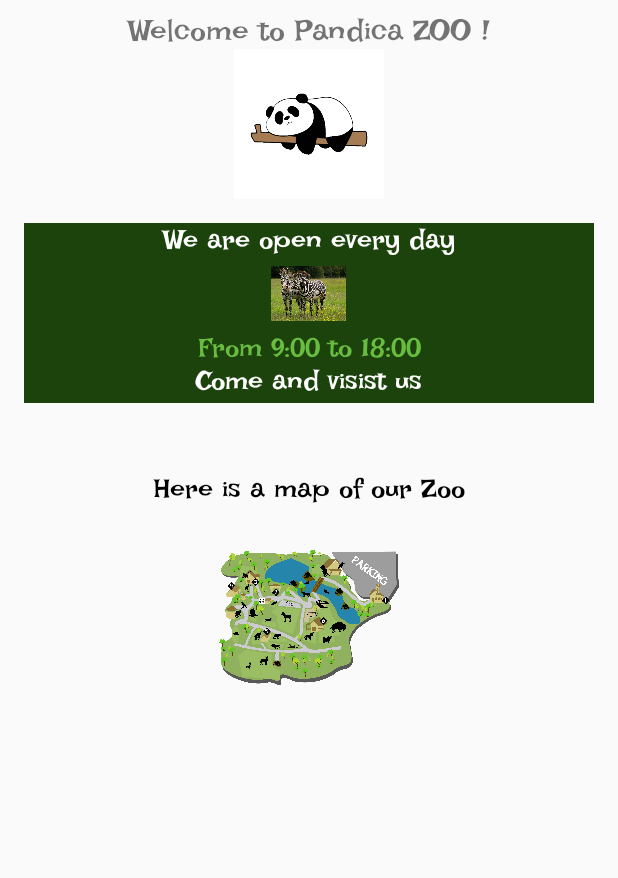
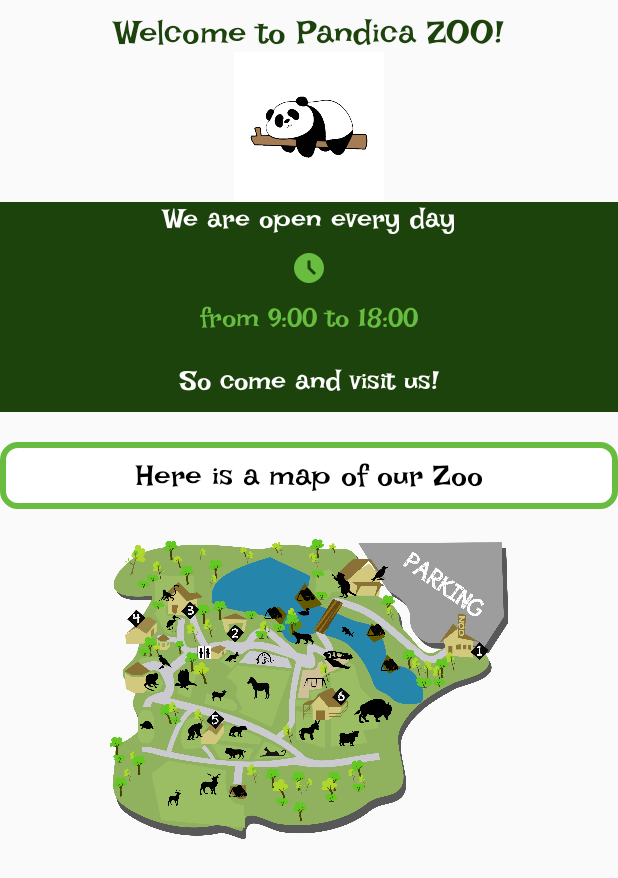
Before and after one commit to Teki99/pandica-zoo-adroid, an Android app: the layout fragment_home.xml on its own in the app's theme, with its tools: preview values and no code run, on a phone screen of 412 x 824 dp. Shown: the top 878 px of the screen. Run offline under Robolectric (Android 15) with nearby library versions, the phone set to English and light mode, and no system bars.

Commit message:
Cart desing finished, but not functionality. Changes to design in packages

```diff
--- /dev/null
+++ b/app/src/main/res/drawable/ic_cart.xml
@@ -0,0 +1,4 @@
+<vector android:height="48dp" android:viewportHeight="960"
+    android:viewportWidth="960" android:width="48dp" xmlns:android="http://schemas.android.com/apk/res/android">
+    <path android:fillColor="#FF000000" android:pathData="M280,880q-33,0 -56.5,-23.5T200,800q0,-33 23.5,-56.5T280,720q33,0 56.5,23.5T360,800q0,33 -23.5,56.5T280,880ZM680,880q-33,0 -56.5,-23.5T600,800q0,-33 23.5,-56.5T680,720q33,0 56.5,23.5T760,800q0,33 -23.5,56.5T680,880ZM208,160h590q23,0 35,20.5t1,41.5L692,478q-11,20 -29.5,31T622,520L324,520l-44,80h480v80L280,680q-45,0 -68,-39.5t-2,-78.5l54,-98 -144,-304L40,160v-80h130l38,80Z"/>
+</vector>
--- /dev/null
+++ b/app/src/main/res/drawable/ic_clock.xml
@@ -0,0 +1,4 @@
+<vector android:height="48dp" android:viewportHeight="960"
+    android:viewportWidth="960" android:width="48dp" xmlns:android="http://schemas.android.com/apk/res/android">
+    <path android:fillColor="#FF000000" android:pathData="m612,668 l56,-56 -148,-148v-184h-80v216l172,172ZM480,880q-83,0 -156,-31.5T197,763q-54,-54 -85.5,-127T80,480q0,-83 31.5,-156T197,197q54,-54 127,-85.5T480,80q83,0 156,31.5T763,197q54,54 85.5,127T880,480q0,83 -31.5,156T763,763q-54,54 -127,85.5T480,880Z"/>
+</vector>
--- /dev/null
+++ b/app/src/main/res/drawable/ic_notification.xml
@@ -0,0 +1,4 @@
+<vector android:height="48dp" android:viewportHeight="960"
+    android:viewportWidth="960" android:width="48dp" xmlns:android="http://schemas.android.com/apk/res/android">
+    <path android:fillColor="#FF000000" android:pathData="M160,760v-80h80v-280q0,-83 50,-147.5T420,168v-28q0,-25 17.5,-42.5T480,80q25,0 42.5,17.5T540,140v28q80,20 130,84.5T720,400v280h80v80L160,760ZM480,880q-33,0 -56.5,-23.5T400,800h160q0,33 -23.5,56.5T480,880Z"/>
+</vector>
--- /dev/null
+++ b/app/src/main/res/drawable/ic_profile.xml
@@ -0,0 +1,4 @@
+<vector android:height="48dp" android:viewportHeight="960"
+    android:viewportWidth="960" android:width="48dp" xmlns:android="http://schemas.android.com/apk/res/android">
+    <path android:fillColor="#FF000000" android:pathData="M234,684q51,-39 114,-61.5T480,600q69,0 132,22.5T726,684q35,-41 54.5,-93T800,480q0,-133 -93.5,-226.5T480,160q-133,0 -226.5,93.5T160,480q0,59 19.5,111t54.5,93ZM480,520q-59,0 -99.5,-40.5T340,380q0,-59 40.5,-99.5T480,240q59,0 99.5,40.5T620,380q0,59 -40.5,99.5T480,520ZM480,880q-83,0 -156,-31.5T197,763q-54,-54 -85.5,-127T80,480q0,-83 31.5,-156T197,197q54,-54 127,-85.5T480,80q83,0 156,31.5T763,197q54,54 85.5,127T880,480q0,83 -31.5,156T763,763q-54,54 -127,85.5T480,880Z"/>
+</vector>
--- /dev/null
+++ b/app/src/main/res/drawable/light_green_outline.xml
@@ -0,0 +1,7 @@
+<?xml version="1.0" encoding="utf-8"?>
+
+<shape xmlns:android="http://schemas.android.com/apk/res/android">
+    <solid android:color="@color/white"/>
+    <stroke android:color="@color/light_green" android:width="4dp" />
+    <corners android:radius="10dp" />
+</shape>
--- a/app/src/main/res/layout/activity_home.xml
+++ b/app/src/main/res/layout/activity_home.xml
@@ -23,4 +23,5 @@
         android:fitsSystemWindows="true"
         app:headerLayout="@layout/nav_header_home"
         app:menu="@menu/activity_main_drawer" />
+
 </androidx.drawerlayout.widget.DrawerLayout>
--- a/app/src/main/res/layout/fragment_home.xml
+++ b/app/src/main/res/layout/fragment_home.xml
@@ -7,6 +7,7 @@ android:background="@color/white"
     <ScrollView
         android:layout_width="match_parent"
         android:layout_height="match_parent">
+
         <LinearLayout
             android:layout_width="match_parent"
             android:layout_height="match_parent"
@@ -27,8 +28,9 @@ android:background="@color/white"
                 android:layout_marginTop="8dp"
                 android:layout_marginEnd="8dp"
                 android:textAlignment="center"
-            android:textSize="20sp"
-            android:text="Welcome to Pandica ZOO !"/>
+                android:textSize="22sp"
+                android:textColor="@color/dark_green"
+                android:text="Welcome to Pandica ZOO!"/>
 
             <ImageView
                 android:id="@+id/small_image"
@@ -37,13 +39,12 @@ android:background="@color/white"
                 android:src="@drawable/lazy_panda_thumbnail"
                 android:layout_gravity="center" />
 
-        <!-- Green background area -->
+            <!-- Dark green background area -->
             <LinearLayout
                 android:layout_width="match_parent"
-            android:layout_height="120dp"
+                android:layout_height="140dp"
                 android:orientation="vertical"
-            android:background="@color/dark_green"
-        android:layout_margin="16dp">
+                android:background="@color/dark_green">
 
             <!-- White text in the green area -->
                 <TextView
@@ -53,58 +54,59 @@ android:background="@color/white"
                     android:textSize="18sp"
                     android:textColor="#FFFFFF"
                     android:gravity="center" />
+
                 <ImageView
                     android:id="@+id/small_clock"
-                android:layout_width="50dp"
-                android:layout_height="50dp"
-                android:src="@drawable/zebra"
-                android:layout_gravity="center" />
+                    android:layout_width="24dp"
+                    android:layout_height="24dp"
+                    android:src="@drawable/ic_clock"
+                    android:layout_gravity="center"
+                    android:layout_marginTop="10dp"
+                    android:layout_marginBottom="10dp"
+                    android:tint="@color/light_green"
+                    tools:ignore="UseAppTint" />
+
                 <TextView
                     android:layout_width="match_parent"
                     android:layout_height="wrap_content"
-                android:text="From 9:00 to 18:00"
+                    android:text="from 9:00 to 18:00"
                     android:textSize="18sp"
                     android:textColor="@color/light_green"
                     android:gravity="center" />
+
                 <TextView
                     android:layout_width="match_parent"
                     android:layout_height="wrap_content"
-                android:text="Come and visist us"
-                android:textSize="18sp"
+                    android:layout_marginTop="20dp"
+                    android:gravity="center"
+                    android:text="So come and visit us!"
                     android:textColor="#FFFFFF"
-                android:gravity="center" />
-
-        <!-- Centered picture in the green area -->
-
+                    android:textSize="18sp" />
 
             </LinearLayout>
-        <FrameLayout
-            android:layout_width="match_parent"
-            android:layout_height="wrap_content"
-            android:layout_margin="30dp"
-            >
+                <!-- Text in the white space with green border -->
 
-
-            <!-- Text in the white space with green border -->
             <TextView
                 android:id="@+id/map_text"
                 android:layout_width="match_parent"
                 android:layout_height="wrap_content"
                 android:text="Here is a map of our Zoo"
-                android:textSize="18sp"
+                android:textSize="20sp"
                 android:textColor="@color/black"
-            android:gravity="center" />
+                android:gravity="center"
+                android:background="@drawable/light_green_outline"
+                android:padding="10dp"
+                android:layout_marginTop="20dp"
+                android:layout_marginBottom="20dp"/>
 
-
-
-
-        </FrameLayout>
             <ImageView
                 android:id="@+id/map_id"
-            android:layout_width="wrap_content"
-            android:layout_height="90dp"
+                android:layout_width="match_parent"
+                android:layout_height="200dp"
                 android:src="@drawable/map"
-            android:layout_gravity="center" />
+                android:layout_gravity="center"
+                android:layout_marginBottom="20dp"/>
+
         </LinearLayout>
     </ScrollView>
 </layout>
```
Also changed, not shown: app/src/main/java/com/example/padnica_zoo/ui/cart/CartFragment.java (+50 -46 lines), app/src/main/java/com/example/padnica_zoo/ui/events/EventsFragment.java (+1 -14 lines), app/src/main/java/com/example/padnica_zoo/ui/packages/PackagesFragment.java (+11 -6 lines), app/src/main/res/drawable/dark_green_outline.xml (added, +7 -0 lines), app/src/main/res/layout/content_home.xml (+26 -2 lines), app/src/main/res/layout/fragment_cart.xml (+73 -0 lines), app/src/main/res/drawable/ic_like.xml (renamed from app/src/main/res/drawable/thumb_up.xml). Lines whose indentation alone changed are shown as unchanged.
